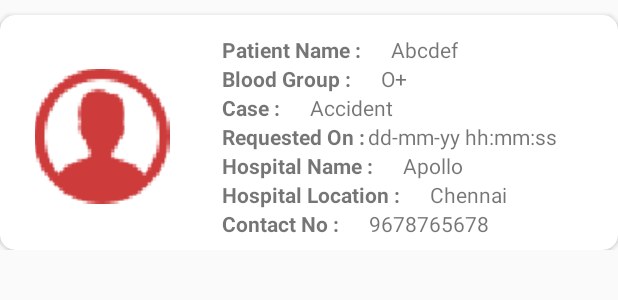
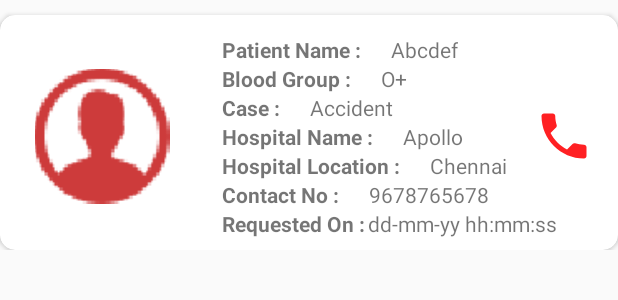
Before and after one commit to partheeband/Blood_Point, an Android app: the layout list_layout_viewbloodrequest.xml on its own in the app's theme, with its tools: preview values and no code run, on a phone screen of 412 x 824 dp. Shown: the top 300 px of the screen. Run offline under Robolectric (Android 15) with nearby library versions, the light colour scheme and no system bars.

Commit message:
Blood Donor management system with new add on successfully completed and all test cases are executed manually. new addon: call donors/contact procurer for saving a live.

```diff
--- a/app/src/main/java/com/example/bloodpoint/SearchDonorActivity.java
+++ b/app/src/main/java/com/example/bloodpoint/SearchDonorActivity.java
@@ -35,7 +35,7 @@ public class SearchDonorActivity extends AppCompatActivity implements View.OnCli
     private RecyclerView recyclerView;
     ImageView buttonBack,buttonSearch;
     private SearchDonorAdapter adapter;
-    private List<UserInformationHelper> DonorList= new ArrayList<>();;
+    private List<UserInformationHelper> DonorList= new ArrayList<>();
     DatabaseReference dbDonor;
     FirebaseUser user;
     @Override
--- /dev/null
+++ b/app/src/main/res/drawable/ic_phone_black_24dp.xml
@@ -0,0 +1,5 @@
+<vector android:height="24dp" android:tint="#FF2023"
+    android:viewportHeight="24.0" android:viewportWidth="24.0"
+    android:width="24dp" xmlns:android="http://schemas.android.com/apk/res/android">
+    <path android:fillColor="#FF000000" android:pathData="M6.62,10.79c1.44,2.83 3.76,5.14 6.59,6.59l2.2,-2.2c0.27,-0.27 0.67,-0.36 1.02,-0.24 1.12,0.37 2.33,0.57 3.57,0.57 0.55,0 1,0.45 1,1V20c0,0.55 -0.45,1 -1,1 -9.39,0 -17,-7.61 -17,-17 0,-0.55 0.45,-1 1,-1h3.5c0.55,0 1,0.45 1,1 0,1.25 0.2,2.45 0.57,3.57 0.11,0.35 0.03,0.74 -0.25,1.02l-2.2,2.2z"/>
+</vector>
--- a/app/src/main/res/layout/list_layout_searchdonor.xml
+++ b/app/src/main/res/layout/list_layout_searchdonor.xml
@@ -148,13 +148,13 @@
 
             <ImageView
                 android:id="@+id/imageViewCall"
-                android:layout_width="wrap_content"
-                android:layout_height="wrap_content"
+                android:layout_width="30dp"
+                android:layout_height="30dp"
                 android:layout_below="@+id/imageViewStar"
                 android:layout_alignParentEnd="true"
                 android:layout_centerVertical="true"
                 android:layout_marginRight="10dp"
-                app:srcCompat="@android:drawable/ic_menu_call" />
+                app:srcCompat="@drawable/ic_phone_black_24dp" />
         </RelativeLayout>
 
     </androidx.cardview.widget.CardView>
--- a/app/src/main/res/layout/list_layout_viewbloodrequest.xml
+++ b/app/src/main/res/layout/list_layout_viewbloodrequest.xml
@@ -81,33 +81,10 @@
                 android:layout_toEndOf="@+id/textView_Case"
                 android:text="Accident" />
             <RelativeLayout
-                android:id="@+id/relativeLayoutRequestDate"
+                android:id="@+id/relativeLayoutHospitalName"
                 android:layout_width="wrap_content"
                 android:layout_height="wrap_content"
                 android:layout_below="@id/textView_Case"
-                android:layout_toEndOf="@+id/imageViewGender">
-                <TextView
-                    android:id="@+id/textView_RequestDate"
-                    android:layout_width="wrap_content"
-                    android:layout_height="wrap_content"
-                    android:layout_marginStart="20dp"
-                    android:text="Requested On :"
-                    android:textStyle="bold" />
-
-                <TextView
-                    android:id="@+id/textViewRequestDate"
-                    android:layout_width="wrap_content"
-                    android:layout_height="wrap_content"
-                    android:layout_marginLeft="2dp"
-                    android:layout_toEndOf="@+id/textView_RequestDate"
-                    android:text="dd-mm-yy hh:mm:ss" />
-            </RelativeLayout>
-
-            <RelativeLayout
-                android:id="@+id/relativeLayoutHospitalName"
-                android:layout_width="wrap_content"
-                android:layout_height="wrap_content"
-                android:layout_below="@id/relativeLayoutRequestDate"
                 android:layout_toEndOf="@id/imageViewGender">
 
                 <TextView
@@ -163,6 +140,37 @@
                 android:layout_marginLeft="20dp"
                 android:layout_toEndOf="@+id/textView_contactNo"
                 android:text="9678765678" />
+            <RelativeLayout
+                android:id="@+id/relativeLayoutRequestDate"
+                android:layout_width="wrap_content"
+                android:layout_height="wrap_content"
+                android:layout_below="@id/textView_contactNo"
+                android:layout_toEndOf="@+id/imageViewGender">
+                <TextView
+                    android:id="@+id/textView_RequestDate"
+                    android:layout_width="wrap_content"
+                    android:layout_height="wrap_content"
+                    android:layout_marginStart="20dp"
+                    android:text="Requested On :"
+                    android:textStyle="bold" />
+
+                <TextView
+                    android:id="@+id/textViewRequestDate"
+                    android:layout_width="wrap_content"
+                    android:layout_height="wrap_content"
+                    android:layout_marginLeft="2dp"
+                    android:layout_toEndOf="@+id/textView_RequestDate"
+                    android:text="dd-mm-yy hh:mm:ss" />
+            </RelativeLayout>
+
+            <ImageView
+                android:id="@+id/imageViewCall"
+                android:layout_width="40dp"
+                android:layout_height="40dp"
+                android:layout_alignParentEnd="true"
+                android:layout_centerVertical="true"
+                android:layout_marginEnd="8dp"
+                app:srcCompat="@drawable/ic_phone_black_24dp" />
         </RelativeLayout>
 
     </androidx.cardview.widget.CardView>
```
Also changed, not shown: app/src/main/java/com/example/bloodpoint/ViewBloodRequestActivity.java (+17 -3 lines), app/src/main/java/com/example/bloodpoint/ViewBloodRequestAdapter.java (+18 -5 lines), app/src/main/res/layout/activity_main.xml (+5 -4 lines), 2 other files.
